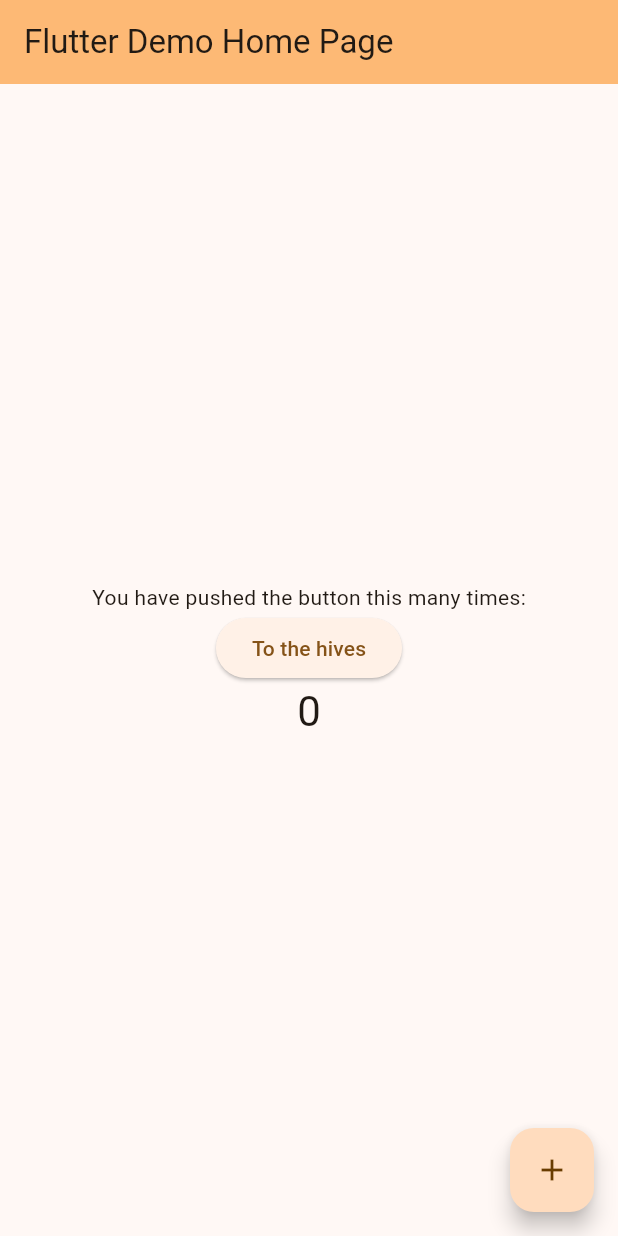
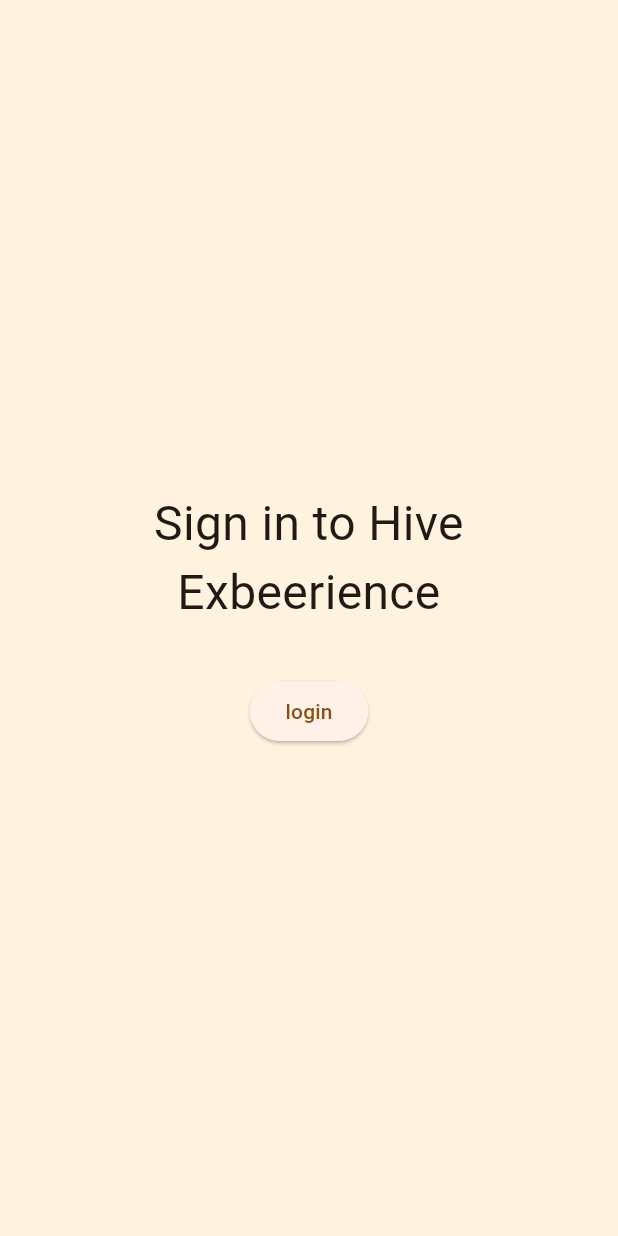
Before and after one commit to Lantain/HiveSyncApp, a Flutter app: the screen it shows after launch, on a phone screen of 412 x 824 dp. Run offline on Flutter 3.47's test engine with Material 2 defaults, Android fonts, the phone set to English and light mode, and no system bars; our stand-ins replace flutter_hooks.

Commit message:
Login page

```diff
--- a/lib/components/hive_tile.dart
+++ b/lib/components/hive_tile.dart
@@ -43,8 +43,8 @@ class HiveTile extends StatelessWidget {
                         : const Text(
                             style: TextStyle(color: Colors.redAccent),
                             "offline"),
-                    Text(
-                        "Temp: ${record.temperature?.toStringAsFixed(1)}C, Hum: ${record.humidity?.toStringAsFixed(1)}%"),
+                    Text("Temp: ${record.temperature?.toStringAsFixed(1)}C"),
+                    Text("Hum: ${record.humidity?.toStringAsFixed(1)}%"),
                     const Text("$kilos kg"),
                     const Spacer(),
                   ]),
--- a/lib/main.dart
+++ b/lib/main.dart
@@ -1,5 +1,5 @@
 import 'package:flutter/material.dart';
-import 'package:hive_sync_app/views/home.dart';
+import 'package:hive_sync_app/views/login.dart';
 
 void main() {
   runApp(const MyApp());
@@ -17,7 +17,7 @@ class MyApp extends StatelessWidget {
         colorScheme: ColorScheme.fromSeed(seedColor: Colors.orange),
         useMaterial3: true,
       ),
-      home: const MyHomePage(title: 'Flutter Demo Home Page'),
+      home: const LoginPage(),
     );
   }
 }
--- a/lib/views/hive.dart
+++ b/lib/views/hive.dart
@@ -20,7 +20,7 @@ class RecordsHeaderDelegate extends SliverPersistentHeaderDelegate {
   Widget build(context, double shrinkOffset, bool overlapsContent) {
     return Container(
         color: Colors.orange.shade50,
-        padding: EdgeInsets.only(top: 12),
+        padding: const EdgeInsets.only(top: 12),
         child: Container(
           decoration: BoxDecoration(
               color: Colors.orange.shade100,
--- a/lib/views/hives.dart
+++ b/lib/views/hives.dart
@@ -37,7 +37,7 @@ class _HivesPage extends State<HivesPage> {
   void initState() {
     super.initState();
     futureHives = fetchHives();
-    WidgetsBinding.instance!.addPostFrameCallback((_) {
+    WidgetsBinding.instance.addPostFrameCallback((_) {
       ModalRoute.of(context)!.addScopedWillPopCallback(onRefresh);
     });
   }
@@ -54,7 +54,7 @@ class _HivesPage extends State<HivesPage> {
   Widget build(BuildContext context) {
     return Scaffold(
         appBar: AppBar(
-          title: const Text("Le HIVES"),
+          title: const Text("My Hives"),
         ),
         floatingActionButton: FloatingActionButton(
           onPressed: () {
--- a/lib/views/home.dart
+++ /dev/null
@@ -1,97 +0,0 @@
-import 'package:flutter/material.dart';
-import 'package:hive_sync_app/views/hives.dart';
-
-class MyHomePage extends StatefulWidget {
-  const MyHomePage({super.key, required this.title});
-
-  // This widget is the home page of your application. It is stateful, meaning
-  // that it has a State object (defined below) that contains fields that affect
-  // how it looks.
-
-  // This class is the configuration for the state. It holds the values (in this
-  // case the title) provided by the parent (in this case the App widget) and
-  // used by the build method of the State. Fields in a Widget subclass are
-  // always marked "final".
-
-  final String title;
-
-  @override
-  State<MyHomePage> createState() => _MyHomePageState();
-}
-
-class _MyHomePageState extends State<MyHomePage> {
-  int _counter = 0;
-
-  void _incrementCounter() {
-    setState(() {
-      // This call to setState tells the Flutter framework that something has
-      // changed in this State, which causes it to rerun the build method below
-      // so that the display can reflect the updated values. If we changed
-      // _counter without calling setState(), then the build method would not be
-      // called again, and so nothing would appear to happen.
-      _counter++;
-    });
-  }
-
-  @override
-  Widget build(BuildContext context) {
-    // This method is rerun every time setState is called, for instance as done
-    // by the _incrementCounter method above.
-    //
-    // The Flutter framework has been optimized to make rerunning build methods
-    // fast, so that you can just rebuild anything that needs updating rather
-    // than having to individually change instances of widgets.
-    return Scaffold(
-      appBar: AppBar(
-        // TRY THIS: Try changing the color here to a specific color (to
-        // Colors.amber, perhaps?) and trigger a hot reload to see the AppBar
-        // change color while the other colors stay the same.
-        backgroundColor: Theme.of(context).colorScheme.inversePrimary,
-        // Here we take the value from the MyHomePage object that was created by
-        // the App.build method, and use it to set our appbar title.
-        title: Text(widget.title),
-      ),
-      body: Center(
-        // Center is a layout widget. It takes a single child and positions it
-        // in the middle of the parent.
-        child: Column(
-          // Column is also a layout widget. It takes a list of children and
-          // arranges them vertically. By default, it sizes itself to fit its
-          // children horizontally, and tries to be as tall as its parent.
-          //
-          // Column has various properties to control how it sizes itself and
-          // how it positions its children. Here we use mainAxisAlignment to
-          // center the children vertically; the main axis here is the vertical
-          // axis because Columns are vertical (the cross axis would be
-          // horizontal).
-          //
-          // TRY THIS: Invoke "debug painting" (choose the "Toggle Debug Paint"
-          // action in the IDE, or press "p" in the console), to see the
-          // wireframe for each widget.
-          mainAxisAlignment: MainAxisAlignment.center,
-          children: <Widget>[
-            const Text(
-              'You have pushed the button this many times:',
-            ),
-            ElevatedButton(
-              child: const Text("To the hives"),
-              onPressed: () {
-                Navigator.of(context).push(
-                    MaterialPageRoute(builder: (context) => const HivesPage()));
-              },
-            ),
-            Text(
-              '$_counter',
-              style: Theme.of(context).textTheme.headlineMedium,
-            ),
-          ],
-        ),
-      ),
-      floatingActionButton: FloatingActionButton(
-        onPressed: _incrementCounter,
-        tooltip: 'Increment',
-        child: const Icon(Icons.add),
-      ), // This trailing comma makes auto-formatting nicer for build methods.
-    );
-  }
-}
--- /dev/null
+++ b/lib/views/login.dart
@@ -0,0 +1,35 @@
+import 'package:flutter/material.dart';
+import 'package:hive_sync_app/views/hives.dart';
+
+class LoginPage extends StatelessWidget {
+  const LoginPage({super.key});
+
+  @override
+  Widget build(BuildContext context) {
+    return Scaffold(
+      backgroundColor: Colors.orange.shade50,
+      body: Center(
+          child: Container(
+        padding: const EdgeInsets.all(16),
+        child: Column(
+            crossAxisAlignment: CrossAxisAlignment.center,
+            mainAxisAlignment: MainAxisAlignment.center,
+            children: [
+              const Text(
+                "Sign in to Hive Exbeerience",
+                style: TextStyle(fontSize: 32),
+                textAlign: TextAlign.center,
+              ),
+              Padding(
+                  padding: const EdgeInsets.only(top: 32),
+                  child: ElevatedButton(
+                      onPressed: () {
+                        Navigator.of(context).pushReplacement(MaterialPageRoute(
+                            builder: (context) => const HivesPage()));
+                      },
+                      child: const Text("login")))
+            ]),
+      )),
+    );
+  }
+}
```
Also changed, not shown: lib/components/hive_brief_cards.dart (+8 -60 lines).
